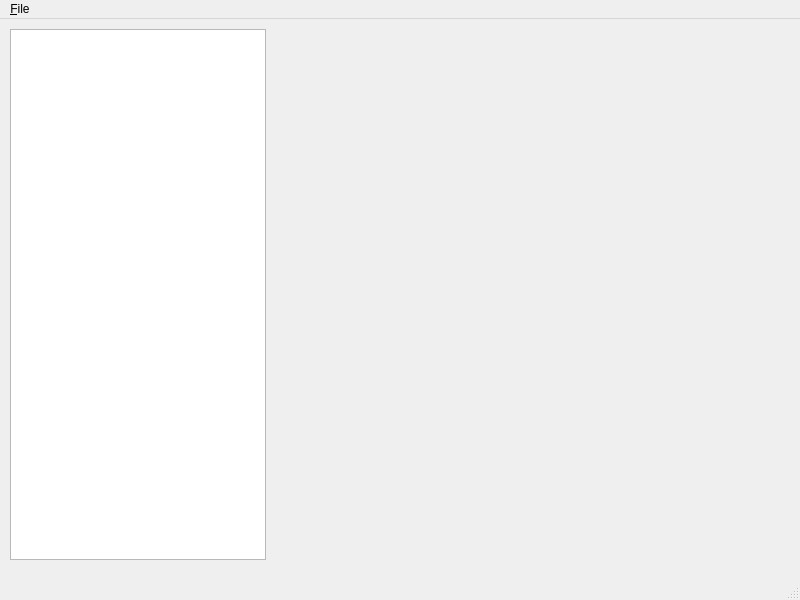
Above: mainwindow.ui from opus4711/htmlatex before the change. Below: the same form after it.
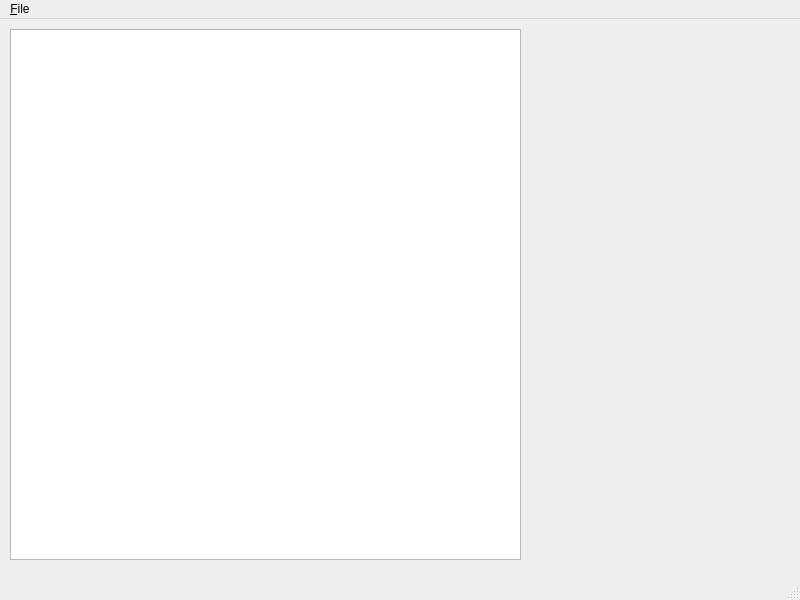
That is the form after the change.

What changed in the file:
```diff
--- a/mainwindow.ui
+++ b/mainwindow.ui
@@ -19,7 +19,7 @@
      <rect>
       <x>10</x>
       <y>10</y>
-      <width>256</width>
+      <width>511</width>
       <height>531</height>
      </rect>
     </property>
```
Left out of the diff: 6 changed lines with no effect on the pictures.
